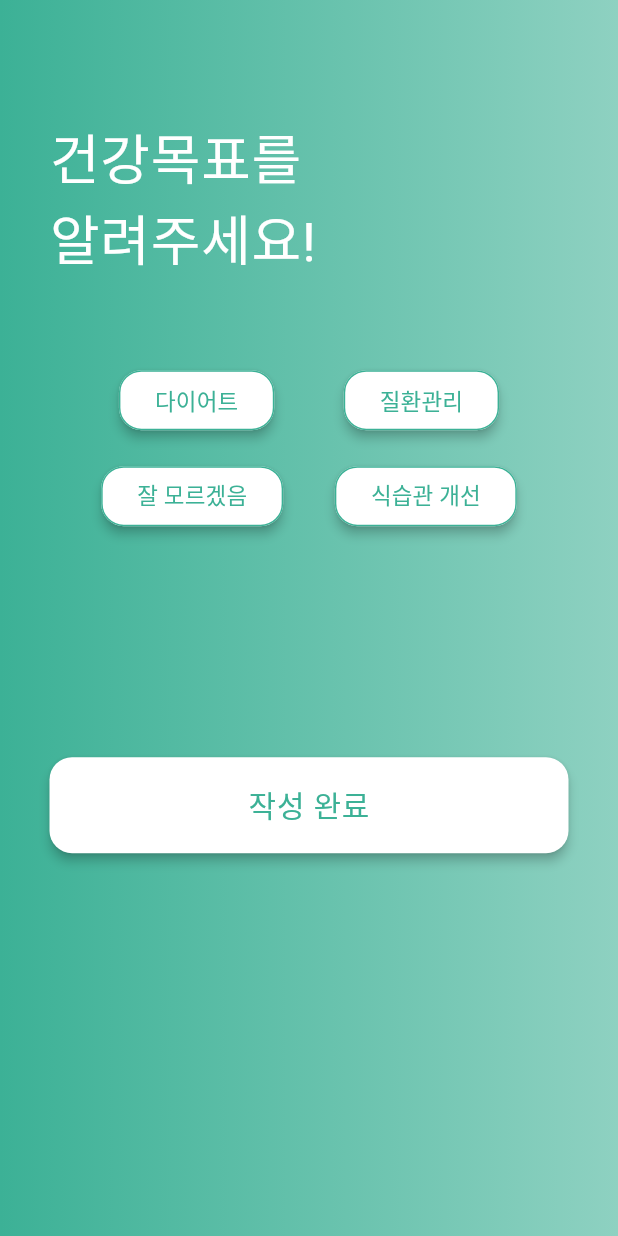
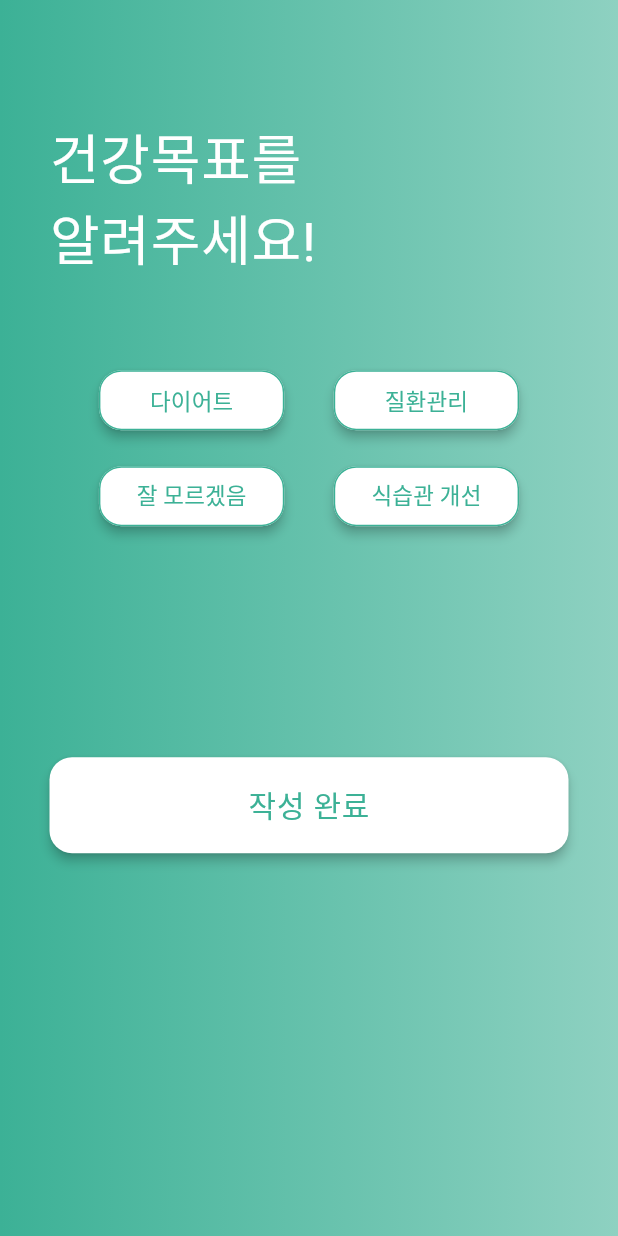
Before and after one commit to 25-1AlphaProject/Frontend, a Flutter app: the PreSurvey6 screen opened directly, on a phone screen of 412 x 824 dp. Run offline on Flutter 3.47's test engine with Material 3 defaults, Android fonts, the phone set to English and light mode, and no system bars; our stand-ins replace card_swiper, fl_chart, image_picker, percent_indicator, shared_preferences, timer_builder; missing offline and left inert: gradient_elevated_button, string_similarity; accounts and stored records are empty; network calls fail; Roboto replaces fonts that are missing (Pretendard-bold, Pretendard-regular).

```diff
--- a/alpha_front/lib/meal/camera.dart
+++ b/alpha_front/lib/meal/camera.dart
@@ -1,4 +1,5 @@
 import 'package:alpha_front/meal/mealAmount_edit.dart';
+import 'package:alpha_front/widgets/base_app_bar.dart';
 import 'package:flutter/material.dart';
 import 'package:image_picker/image_picker.dart';
 import 'dart:typed_data';
@@ -141,6 +142,7 @@ class _CameraState extends State<Camera> {
   Widget build(BuildContext context) {
     return Scaffold(
       backgroundColor: const Color(0xffffffff),
+      appBar: BaseAppbar(),
       body: Column(
         mainAxisAlignment: MainAxisAlignment.center,
         children: [
--- a/alpha_front/lib/survey/pre_survey4.dart
+++ b/alpha_front/lib/survey/pre_survey4.dart
@@ -106,6 +106,7 @@ void _removeDisease(String term) {
                 margin: EdgeInsets.fromLTRB(10, 20, 10, 20),
                 child: TextField(
                   style: Theme.of(context).textTheme.bodyMedium,
+                  controller: searchController,
                   decoration: InputDecoration(
                     hintText: '질환명',
                       hintStyle: Theme.of(context).textTheme.bodyMedium!.copyWith(color: Color(0xffffffff)),
--- a/alpha_front/lib/survey/pre_survey6.dart
+++ b/alpha_front/lib/survey/pre_survey6.dart
@@ -50,7 +50,9 @@ class _PreSurvey6State extends State<PreSurvey6> {
   Widget _buildGoalButton(String goalKor) {
     final bool isSelected = selectedGoalKor == goalKor;
 
-    return ElevatedButton(
+    return Container(
+      width: MediaQuery.of(context).size.width * 0.3,
+      child: ElevatedButton(
         style: ElevatedButton.styleFrom(
           backgroundColor: isSelected ? const Color(0xff3CB196) : Colors.white,
           shape: RoundedRectangleBorder(
@@ -71,6 +73,7 @@ class _PreSurvey6State extends State<PreSurvey6> {
             fontSize: 15,
           ).copyWith(
             color: isSelected ? Colors.white : const Color(0xff3CB196),
+          ),
         ),
       ),
     );
```
Also changed, not shown: alpha_front/lib/meal/meal_edit.dart (+13 -16 lines). Lines whose indentation alone changed are shown as unchanged.
